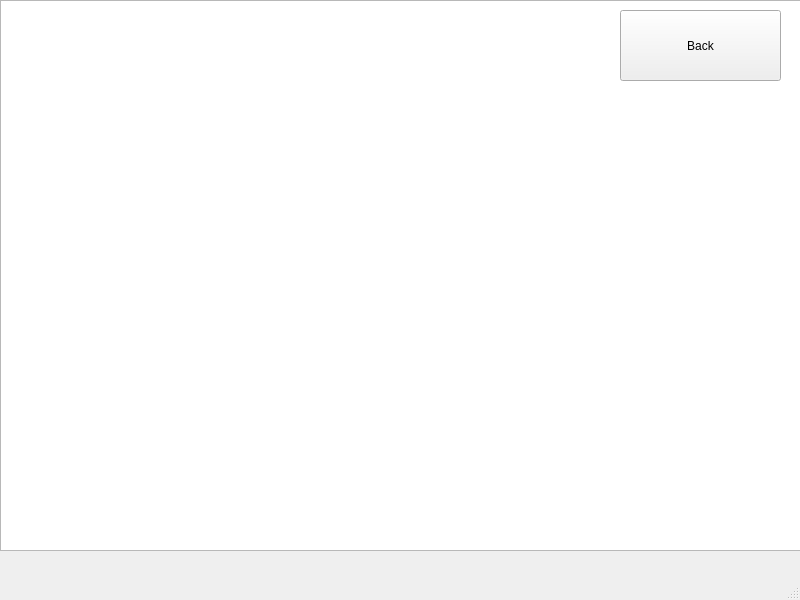
Old version of the form tslimSim/mainwindow.ui in the repository Chenguku/t-slim-Insulin-Pump.
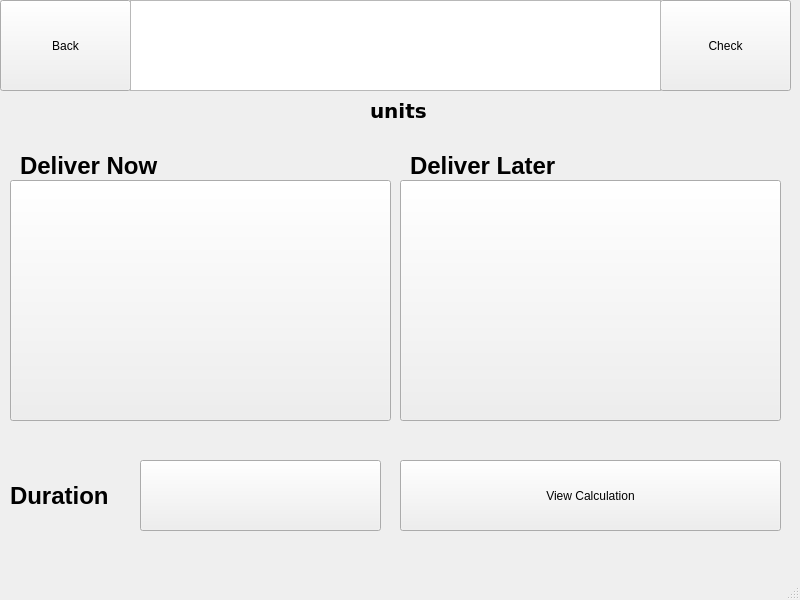
New version of the form. The open tabs and pages were chosen to show the change.

Diff of the .ui file:
```diff
--- a/tslimSim/mainwindow.ui
+++ b/tslimSim/mainwindow.ui
@@ -1856,43 +1856,13 @@
       </property>
      </widget>
     </widget>
-    <widget class="QWidget" name="ViewCalculation">
-     <widget class="QTextEdit" name="viewCalculationTextEdit">
-      <property name="geometry">
-       <rect>
-        <x>0</x>
-        <y>0</y>
-        <width>801</width>
-        <height>551</height>
-       </rect>
-      </property>
-      <property name="font">
-       <font>
-        <pointsize>20</pointsize>
-       </font>
-      </property>
-     </widget>
-     <widget class="QPushButton" name="backButton_7">
-      <property name="geometry">
-       <rect>
-        <x>620</x>
-        <y>10</y>
-        <width>161</width>
-        <height>71</height>
-       </rect>
-      </property>
-      <property name="text">
-       <string>Back</string>
-      </property>
-     </widget>
-    </widget>
     <widget class="QWidget" name="extendedBolus">
      <widget class="QPushButton" name="durationButton">
       <property name="geometry">
        <rect>
-        <x>220</x>
+        <x>140</x>
         <y>460</y>
-        <width>491</width>
+        <width>241</width>
         <height>71</height>
        </rect>
       </property>
@@ -2033,7 +2003,7 @@
      <widget class="QLabel" name="durationLabel">
       <property name="geometry">
        <rect>
-        <x>70</x>
+        <x>10</x>
         <y>480</y>
         <width>121</width>
         <height>31</height>
@@ -2050,6 +2020,19 @@
        <string>Duration</string>
       </property>
      </widget>
+     <widget class="QPushButton" name="viewCalcButton_2">
+      <property name="geometry">
+       <rect>
+        <x>400</x>
+        <y>460</y>
+        <width>381</width>
+        <height>71</height>
+       </rect>
+      </property>
+      <property name="text">
+       <string>View Calculation</string>
+      </property>
+     </widget>
     </widget>
    </widget>
   </widget>
```
Left out of the diff: 2 changed lines with no effect on the pictures.
